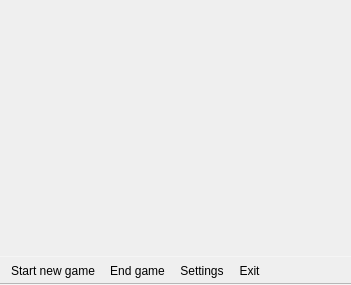
Old version of the form mainwindow.ui in the repository silvansky/CheckersMobile.
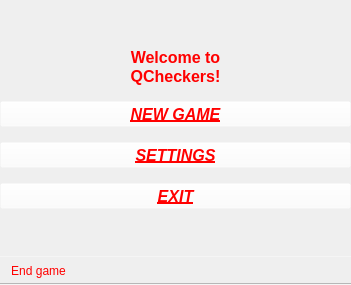
New version of the form. Icons and pictures are not drawn. Custom widgets are drawn as their Qt base class.

Commit message: On-screen menu added (through QStackedWidget). No more QActions on toolbar but end game. No icons used - text only. Some design (red fonts). Settings dialog now is shown fullscreen. It is planned to be integrated into stacked widget of main window in next rev.

What changed in the file:
```diff
--- a/mainwindow.ui
+++ b/mainwindow.ui
@@ -17,7 +17,7 @@
    <string notr="true"/>
   </property>
   <widget class="QWidget" name="centralWidget">
-   <layout class="QVBoxLayout" name="verticalLayout_3">
+   <layout class="QHBoxLayout" name="horizontalLayout">
     <property name="spacing">
      <number>0</number>
     </property>
@@ -25,7 +25,20 @@
      <number>0</number>
     </property>
     <item>
-     <layout class="QHBoxLayout" name="horizontalLayout_4">
+     <widget class="QStackedWidget" name="stackedWidget">
+      <property name="currentIndex">
+       <number>1</number>
+      </property>
+      <widget class="QWidget" name="page">
+       <property name="styleSheet">
+        <string notr="true">#page {
+  	background-color: rgba(255, 255, 255, 0);
+}</string>
+       </property>
+       <layout class="QHBoxLayout" name="horizontalLayout_2">
+        <property name="margin">
+         <number>0</number>
+        </property>
       <item>
        <widget class="CheckersPicture" name="picture" native="true">
         <property name="sizePolicy">
@@ -34,9 +47,17 @@
           <verstretch>0</verstretch>
          </sizepolicy>
         </property>
+         </widget>
+        </item>
+       </layout>
+      </widget>
+      <widget class="QWidget" name="page_2">
+       <property name="styleSheet">
+        <string notr="true">  	background-color: rgba(255, 255, 255, 0);</string>
+       </property>
         <layout class="QVBoxLayout" name="verticalLayout">
          <property name="spacing">
-          <number>0</number>
+         <number>15</number>
          </property>
          <property name="margin">
           <number>0</number>
@@ -54,10 +75,146 @@
            </property>
           </spacer>
          </item>
-        </layout>
-       </widget>
-      </item>
-     </layout>
+        <item>
+         <widget class="QLabel" name="statusLabel">
+          <property name="font">
+           <font>
+            <pointsize>13</pointsize>
+            <weight>75</weight>
+            <bold>true</bold>
+           </font>
+          </property>
+          <property name="styleSheet">
+           <string notr="true">color: red;</string>
+          </property>
+          <property name="text">
+           <string>&lt;!DOCTYPE HTML PUBLIC &quot;-//W3C//DTD HTML 4.0//EN&quot; &quot;http://www.w3.org/TR/REC-html40/strict.dtd&quot;&gt;
+&lt;html&gt;&lt;head&gt;&lt;meta name=&quot;qrichtext&quot; content=&quot;1&quot; /&gt;&lt;style type=&quot;text/css&quot;&gt;
+p, li { white-space: pre-wrap; }
+&lt;/style&gt;&lt;/head&gt;&lt;body style=&quot; font-family:'MS Shell Dlg 2'; font-size:8.25pt; font-weight:400; font-style:normal;&quot;&gt;
+&lt;p style=&quot; margin-top:0px; margin-bottom:0px; margin-left:0px; margin-right:0px; -qt-block-indent:0; text-indent:0px;&quot;&gt;&lt;span style=&quot; font-size:12pt; font-weight:600;&quot;&gt;Welcome to&lt;/span&gt;&lt;/p&gt;
+&lt;p style=&quot; margin-top:0px; margin-bottom:0px; margin-left:0px; margin-right:0px; -qt-block-indent:0; text-indent:0px;&quot;&gt;&lt;span style=&quot; font-size:12pt; font-weight:600;&quot;&gt;QCheckers!&lt;/span&gt;&lt;/p&gt;&lt;/body&gt;&lt;/html&gt;</string>
+          </property>
+          <property name="alignment">
+           <set>Qt::AlignCenter</set>
+          </property>
+         </widget>
+        </item>
+        <item>
+         <widget class="QToolButton" name="tbNew">
+          <property name="sizePolicy">
+           <sizepolicy hsizetype="Expanding" vsizetype="Fixed">
+            <horstretch>0</horstretch>
+            <verstretch>0</verstretch>
+           </sizepolicy>
+          </property>
+          <property name="font">
+           <font>
+            <pointsize>12</pointsize>
+            <weight>75</weight>
+            <italic>true</italic>
+            <bold>true</bold>
+            <underline>true</underline>
+           </font>
+          </property>
+          <property name="styleSheet">
+           <string notr="true">color: red;
+</string>
+          </property>
+          <property name="text">
+           <string>NEW GAME</string>
+          </property>
+          <property name="icon">
+           <iconset resource="icons.qrc">
+            <normaloff>:/icons/new.png</normaloff>:/icons/new.png</iconset>
+          </property>
+          <property name="toolButtonStyle">
+           <enum>Qt::ToolButtonTextOnly</enum>
+          </property>
+         </widget>
+        </item>
+        <item>
+         <widget class="QToolButton" name="tbSettings">
+          <property name="sizePolicy">
+           <sizepolicy hsizetype="Expanding" vsizetype="Fixed">
+            <horstretch>0</horstretch>
+            <verstretch>0</verstretch>
+           </sizepolicy>
+          </property>
+          <property name="font">
+           <font>
+            <pointsize>12</pointsize>
+            <weight>75</weight>
+            <italic>true</italic>
+            <bold>true</bold>
+            <underline>true</underline>
+           </font>
+          </property>
+          <property name="styleSheet">
+           <string notr="true">color: red;
+</string>
+          </property>
+          <property name="text">
+           <string>SETTINGS</string>
+          </property>
+          <property name="icon">
+           <iconset resource="icons.qrc">
+            <normaloff>:/icons/preferences.png</normaloff>:/icons/preferences.png</iconset>
+          </property>
+          <property name="toolButtonStyle">
+           <enum>Qt::ToolButtonTextOnly</enum>
+          </property>
+         </widget>
+        </item>
+        <item>
+         <widget class="QToolButton" name="tbExit">
+          <property name="sizePolicy">
+           <sizepolicy hsizetype="Expanding" vsizetype="Fixed">
+            <horstretch>0</horstretch>
+            <verstretch>0</verstretch>
+           </sizepolicy>
+          </property>
+          <property name="font">
+           <font>
+            <pointsize>12</pointsize>
+            <weight>75</weight>
+            <italic>true</italic>
+            <bold>true</bold>
+            <underline>true</underline>
+           </font>
+          </property>
+          <property name="styleSheet">
+           <string notr="true">color: red;
+</string>
+          </property>
+          <property name="text">
+           <string>EXIT</string>
+          </property>
+          <property name="icon">
+           <iconset resource="icons.qrc">
+            <normaloff>:/icons/exit.png</normaloff>:/icons/exit.png</iconset>
+          </property>
+          <property name="toolButtonStyle">
+           <enum>Qt::ToolButtonTextOnly</enum>
+          </property>
+         </widget>
+        </item>
+        <item>
+         <spacer name="verticalSpacer_2">
+          <property name="orientation">
+           <enum>Qt::Vertical</enum>
+          </property>
+          <property name="sizeHint" stdset="0">
+           <size>
+            <width>20</width>
+            <height>40</height>
+           </size>
+          </property>
+         </spacer>
+        </item>
+       </layout>
+      </widget>
+     </widget>
     </item>
    </layout>
   </widget>
@@ -66,7 +223,16 @@
     <string>toolBar</string>
    </property>
    <property name="styleSheet">
-    <string notr="true">background-color: rgba(255, 255, 255, 0);</string>
+    <string notr="true">QWidget {
+background-color: rgba(255, 255, 255, 0);
+}
+
+QToolButton {
+color: red;
+}
+QToolButton::!enabled {
+color: rgba(255, 255, 255, 0);
+}</string>
    </property>
    <property name="movable">
     <bool>false</bool>
@@ -78,7 +244,7 @@
     </size>
    </property>
    <property name="toolButtonStyle">
-    <enum>Qt::ToolButtonIconOnly</enum>
+    <enum>Qt::ToolButtonTextOnly</enum>
    </property>
    <property name="floatable">
     <bool>false</bool>
@@ -89,10 +255,7 @@
    <attribute name="toolBarBreak">
     <bool>false</bool>
    </attribute>
-   <addaction name="actionStartNewGame"/>
    <addaction name="actionEndGame"/>
-   <addaction name="actionSettings"/>
-   <addaction name="actionExit"/>
   </widget>
   <action name="actionAboutCheckers">
    <property name="icon">
```
Left out of the diff: 8 changed lines with no effect on the pictures. Lines whose indentation alone changed are shown as unchanged. The commit also changes 7 other files.
